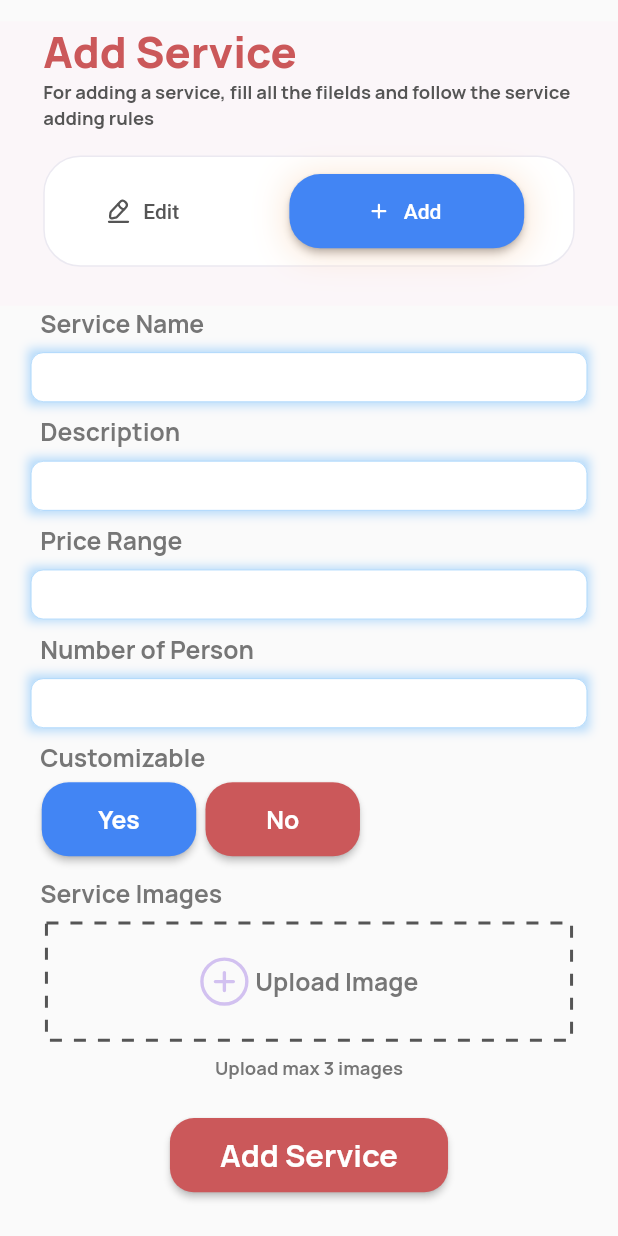
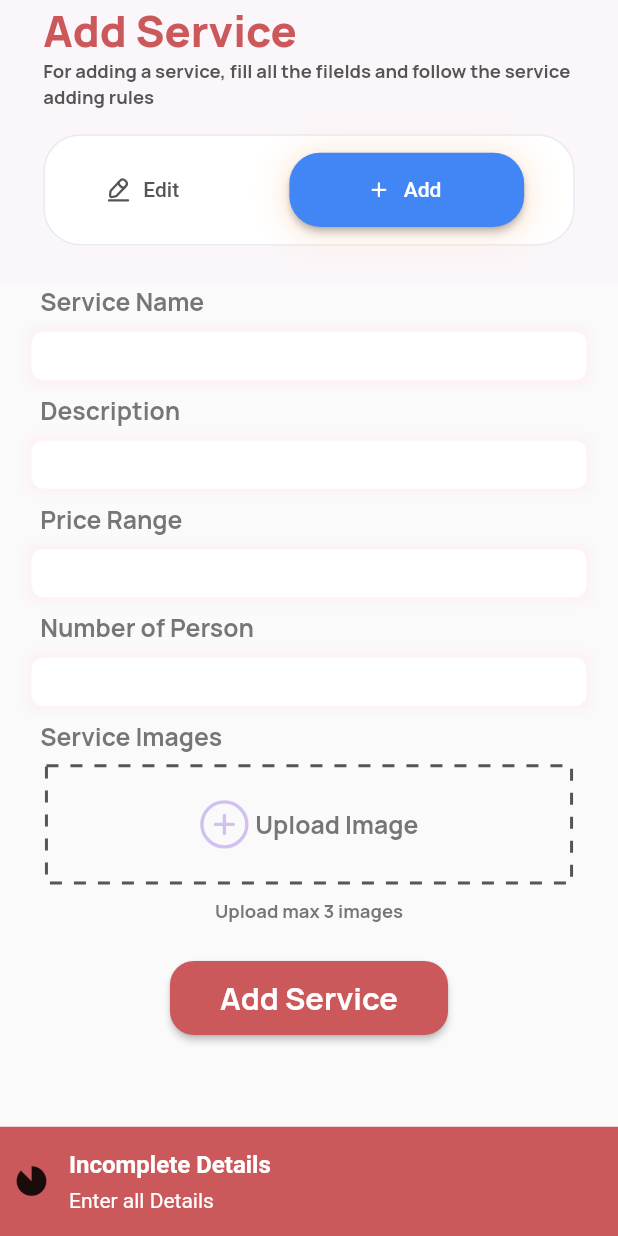
Before and after one commit to Aliza02/E-Vent-Vendor, a Flutter app: the AddService screen opened directly, after a tap on "Add", after a tap on "Add Service", on a phone screen of 412 x 824 dp. Run offline on Flutter 3.47's test engine with Material 2 defaults, Android fonts, the phone set to English and light mode, and no system bars; drawn by our look-alikes of dotted_border; our stand-ins replace cloud_firestore, email_validator, firebase_auth, firebase_core, firebase_storage, fl_chart and 8 more; missing offline and left inert: flutter_month_picker, otp; accounts and stored records are empty.

Commit message:
googlesignin and add service backend complete

```diff
--- a/lib/controller/pagecontroller.dart
+++ b/lib/controller/pagecontroller.dart
@@ -1,4 +1,5 @@
 import 'dart:io';
+import 'package:flutter/material.dart';
 import 'package:get/get.dart';
 
 class testController extends GetxController {
@@ -30,4 +31,11 @@ class testController extends GetxController {
   Rxn<DateTime> selectedDate = Rxn<DateTime>();
   List datesInCurrentMonth = <DateTime>[].obs;
   RxInt daysInMonth = 0.obs;
+
+//add service
+  RxBool uploading = false.obs;
+  final TextEditingController serviceName = TextEditingController();
+  final TextEditingController serviceDescription = TextEditingController();
+  final TextEditingController priceRange = TextEditingController();
+  final TextEditingController noOfPerson = TextEditingController();
 }
--- a/lib/controller/signupController.dart
+++ b/lib/controller/signupController.dart
@@ -17,5 +17,6 @@ class signUpController extends GetxController {
   final TextEditingController phoneController = TextEditingController();
   final TextEditingController otpController = TextEditingController();
 
+  RxBool NewUser = true.obs;
   User? user;
 }
--- a/lib/main.dart
+++ b/lib/main.dart
@@ -138,7 +138,7 @@ class MyApp extends StatelessWidget {
           ? '/onboard'
           : isLoggedin == true
               ? '/drawer'
-              : '/login',
+              : '/signup',
     );
   }
 }
--- a/lib/screens/AddService/addService.dart
+++ b/lib/screens/AddService/addService.dart
@@ -1,6 +1,8 @@
 import 'dart:io';
 import 'package:dotted_border/dotted_border.dart';
+import 'package:eventually_vendor/firebaseMethods/addService.dart';
 import 'package:eventually_vendor/widget/AddEditServices/serviceHeader.dart';
+import 'package:firebase_storage/firebase_storage.dart';
 import 'package:flutter/material.dart';
 import 'package:flutter_slidable/flutter_slidable.dart';
 import 'package:flutter_svg/svg.dart';
@@ -30,10 +32,11 @@ class AddService extends StatefulWidget {
 
 class _AddServiceState extends State<AddService> {
   final pagecontroller = Get.put(testController());
+
   // Rxint imageIndex = 0.obs;
   int imgindex = 0;
   File? _image;
-  List<File> selectedImage = [];
+
   // This is the image picker
   final _picker = ImagePicker();
 
@@ -43,43 +46,84 @@ class _AddServiceState extends State<AddService> {
         await _picker.pickImage(source: ImageSource.gallery);
 
     if (pickedImage != null) {
-      print(selectedImage.length);
       setState(() {
         _image = File(pickedImage.path);
         pagecontroller.selectedImage.add(_image!);
+
+        // print(pagecontroller.imageIndex.value);
+      });
+      print('image picker');
+      uploadImage(pagecontroller.imageIndex.value);
       pagecontroller.imageIndex.value++;
-        print('index');
-        print(pagecontroller.imageIndex.value);
-        // imageIndex++;
-      });
     }
   }
 
-  // widget to display selected images
-  // Container buildImage(BuildContext context, int index) {
-  //   return Container(
-  //     decoration: BoxDecoration(
-  //       borderRadius: BorderRadius.circular(Get.width * 0.02),
-  //       boxShadow: [
-  //         BoxShadow(
-  //           color: AppColors.pink.withOpacity(0.5),
-  //           spreadRadius: 0.1,
-  //           blurRadius: 10.0,
-  //         ),
-  //       ],
-  //     ),
-  //     margin: EdgeInsets.symmetric(horizontal: Get.width * 0.01),
-  //     width: Get.width * 0.25,
-  //     height: Get.height * 0.13,
-  //     child: ClipRRect(
-  //       borderRadius: BorderRadius.circular(Get.width * 0.02),
-  //       child: Image.file(
-  //         selectedImage[index],
-  //         fit: BoxFit.cover,
-  //       ),
-  //     ),
-  //   );
-  // }
+  List<String> imageURL = [];
+  // String imageURl = '';
+  int imageIndex = 0;
+  void uploadImage(int index) async {
+    String imageLink;
+    String uniqueFileName = DateTime.now().millisecondsSinceEpoch.toString();
+    Reference referenceBoot = FirebaseStorage.instance.ref();
+    Reference referenceDirImages =
+        referenceBoot.child(auth.currentUser!.uid.toString());
+    Reference referenceImageToUpload = referenceDirImages.child(uniqueFileName);
+    try {
+      if (pagecontroller.selectedImage.isNotEmpty) {
+        pagecontroller.uploading.value = true;
+        print('upload func');
+        await referenceImageToUpload
+            .putFile(File(pagecontroller.selectedImage[index].path));
+
+        imageLink = await referenceImageToUpload.getDownloadURL();
+        print(imageLink);
+        imageURL.add(imageLink);
+        pagecontroller.uploading.value = false;
+
+        print('upload func');
+      }
+    } catch (error) {
+      print(error);
+    }
+  }
+
+  void validateAddService() {
+    if (pagecontroller.serviceName.text.isEmpty ||
+        pagecontroller.serviceDescription.text.isEmpty ||
+        pagecontroller.priceRange.text.isEmpty ||
+        pagecontroller.noOfPerson.text.isEmpty) {
+      Get.showSnackbar(
+        const GetSnackBar(
+          title: 'Incomplete Details',
+          message: 'Enter all Details',
+          backgroundColor: AppColors.pink,
+          duration: Duration(seconds: 2),
+          icon: Icon(Icons.incomplete_circle_rounded),
+        ),
+      );
+
+      //
+    } else if (imageURL.length < 3) {
+      Get.showSnackbar(
+        const GetSnackBar(
+          title: 'Upload Images',
+          message: 'Select 3 Images',
+          backgroundColor: AppColors.pink,
+          duration: Duration(seconds: 2),
+          icon: Icon(Icons.incomplete_circle_rounded),
+        ),
+      );
+    } else {
+      addServices(
+          serviceName: pagecontroller.serviceName.text,
+          serviceDescription: pagecontroller.serviceDescription.text,
+          princeRange: pagecontroller.priceRange.text,
+          noOfPerson: pagecontroller.noOfPerson.text,
+          image1URL: imageURL[0],
+          image2URL: imageURL[1],
+          image3URL: imageURL[2]);
+    }
+  }
 
 // add service section
   Widget addService(context) {
@@ -87,41 +131,22 @@ class _AddServiceState extends State<AddService> {
       () => Column(
         children: [
           const Label(title: 'Service Name'),
-          const textFormField(),
+          textFormField(
+              textController: pagecontroller.serviceName,
+              inputtype: TextInputType.text),
           const Label(title: 'Description'),
-          const textFormField(),
+          textFormField(
+            textController: pagecontroller.serviceDescription,
+            inputtype: TextInputType.text,
+          ),
           const Label(title: 'Price Range'),
-          const textFormField(),
+          textFormField(
+              textController: pagecontroller.priceRange,
+              inputtype: TextInputType.text),
           const Label(title: 'Number of Person'),
-          const textFormField(),
-          const Label(title: 'Customizable'),
-          Container(
-            margin: EdgeInsets.only(left: Get.width * 0.06),
-            child: Row(
-              children: [
-                // customized button "YES"
-                Button(
-                  label: 'Yes',
-                  width: Get.width * 0.25,
-                  height: Get.height * 0.06,
-                  buttonColor: AppColors.blue,
-                  fontSize: Get.width * 0.04,
-                  borderRadius: 18.0,
-                ),
-
-                // customized button "NO"
-                Button(
-                  label: 'No',
-                  width: Get.width * 0.25,
-                  height: Get.height * 0.06,
-                  buttonColor: AppColors.pink,
-                  fontSize: Get.width * 0.04,
-                  borderRadius: 18.0,
-                ),
-              ],
-            ),
-          ),
-          SizedBox(height: Get.height * 0.01),
+          textFormField(
+              textController: pagecontroller.noOfPerson,
+              inputtype: TextInputType.number),
           const Label(title: 'Service Images'),
           SizedBox(height: Get.height * 0.01),
           Container(
@@ -147,9 +172,13 @@ class _AddServiceState extends State<AddService> {
                         child: Column(
                           crossAxisAlignment: CrossAxisAlignment.center,
                           children: [
-                            InkWell(
+                            pagecontroller.uploading.value == true
+                                ? CircularProgressIndicator()
+                                : InkWell(
                                     onTap: () {
                                       _openImagePicker();
+                                      // print(imageIndex);
+                                      // imageIndex++;
                                     },
                                     child: DottedBorder(
                                       // add image box
@@ -157,21 +186,25 @@ class _AddServiceState extends State<AddService> {
                                       strokeWidth: 2,
                                       dashPattern: const [8, 8],
                                       child: SizedBox(
-                                  width: pagecontroller.imageIndex.value > 0
+                                        width:
+                                            pagecontroller.imageIndex.value > 0
                                                 ? Get.width * 0.3
                                                 : Get.width * 0.84,
                                         height: Get.height * 0.09,
                                         child: Row(
-                                    mainAxisAlignment: MainAxisAlignment.center,
+                                          mainAxisAlignment:
+                                              MainAxisAlignment.center,
                                           children: [
                                             SvgPicture.asset(
                                               AppIcons.addImage,
-                                        height:
-                                            pagecontroller.imageIndex.value > 0
+                                              height: pagecontroller
+                                                          .imageIndex.value >
+                                                      0
                                                   ? Get.height * 0.03
                                                   : Get.height * 0.04,
-                                        width:
-                                            pagecontroller.imageIndex.value > 0
+                                              width: pagecontroller
+                                                          .imageIndex.value >
+                                                      0
                                                   ? Get.width * 0.03
                                                   : Get.width * 0.08,
                                             ),
@@ -181,11 +214,13 @@ class _AddServiceState extends State<AddService> {
                                                     title: 'Add More',
                                                     fontSize: Get.width * 0.04,
                                                     fontWeight: AppFonts.bold,
-                                              fontFamily: AppFonts.manrope)
+                                                    fontFamily:
+                                                        AppFonts.manrope)
                                                 : addImageBoxLabels(
                                                     title: 'Upload Image',
                                                     fontSize: Get.width * 0.04,
-                                              fontFamily: AppFonts.manrope,
+                                                    fontFamily:
+                                                        AppFonts.manrope,
                                                     fontWeight: AppFonts.bold,
                                                   )
                                           ],
@@ -202,12 +237,34 @@ class _AddServiceState extends State<AddService> {
                           ],
                         ),
                       )
-                    : SizedBox(),
+                    : const SizedBox(),
               ],
             ),
           ),
           const SizedBox(height: 20.0),
-          Button(
+          pagecontroller.uploading.value == true
+              ? Container(
+                  alignment: Alignment.center,
+                  width: Get.width * 0.45,
+                  height: Get.height * 0.06,
+                  decoration: BoxDecoration(
+                    color: AppColors.grey.withOpacity(0.2),
+                    borderRadius: BorderRadius.circular(16.0),
+                  ),
+                  child: Text(
+                    'Add Service',
+                    style: TextStyle(
+                      color: AppColors.grey.withOpacity(0.1),
+                      fontSize: Get.width * 0.05,
+                      fontFamily: AppFonts.manrope,
+                      fontWeight: AppFonts.bold,
+                    ),
+                  ),
+                )
+              : Button(
+                  onPressed: () {
+                    validateAddService();
+                  },
                   label: 'Add Service',
                   width: Get.width * 0.45,
                   height: Get.height * 0.06,
@@ -333,13 +390,19 @@ class _AddServiceState extends State<AddService> {
   Widget build(BuildContext context) {
     return SafeArea(
       child: Scaffold(
+        resizeToAvoidBottomInset: false,
         body: Column(
           mainAxisAlignment: MainAxisAlignment.center,
           children: [
             service_Header(),
             Obx(
               () => pagecontroller.addServiceSelected.value
-                  ? addService(context)
+                  ? Expanded(
+                      child: SingleChildScrollView(
+                        scrollDirection: Axis.vertical,
+                        child: addService(context),
+                      ),
+                    )
                   : Expanded(
                       child: SingleChildScrollView(
                         scrollDirection: Axis.vertical,
--- a/lib/screens/drawer/menuScreen.dart
+++ b/lib/screens/drawer/menuScreen.dart
@@ -143,6 +143,7 @@ class MenuScreen extends GetView<testController> {
             Text(
               auth.currentUser!.email.toString(),
               style: TextStyle(
+                fontSize: Get.width * 0.035,
                 fontFamily: AppFonts.manrope,
                 fontWeight: AppFonts.medium,
                 color: AppColors.grey,
@@ -168,7 +169,10 @@ class MenuScreen extends GetView<testController> {
             InkWell(
               onTap: () {
                 Signout();
+                signincontroller.emailController.clear();
+                signincontroller.passwordController.clear();
                 Get.offAllNamed('/login');
+
                 // Get.back();
               },
               child: Row(
--- a/lib/screens/login.dart
+++ b/lib/screens/login.dart
@@ -56,9 +56,6 @@ class _loginState extends State<login> {
       );
     } else {
       _login();
-      // Signin(
-      //     email: signincontroller.emailController.text,
-      //     password: signincontroller.passwordController.text);
     }
   }
 
--- a/lib/widget/AddEditServices/Button.dart
+++ b/lib/widget/AddEditServices/Button.dart
@@ -3,6 +3,7 @@ import 'package:flutter/src/widgets/framework.dart';
 import 'package:flutter/src/widgets/placeholder.dart';
 
 import '../../constants/font.dart';
+import '../../firebaseMethods/addService.dart';
 
 //  button for add/edit service
 class Button extends StatelessWidget {
@@ -12,14 +13,16 @@ class Button extends StatelessWidget {
   final Color buttonColor;
   final double fontSize;
   final double borderRadius;
-  const Button(
+  Function onPressed;
+  Button(
       {super.key,
       required this.label,
       required this.width,
       required this.height,
       required this.buttonColor,
       required this.fontSize,
-      required this.borderRadius});
+      required this.borderRadius,
+      required this.onPressed});
 
   @override
   Widget build(BuildContext context) {
@@ -36,7 +39,7 @@ class Button extends StatelessWidget {
           ),
         ),
         onPressed: () {
-          // Navigator.pushNamed(context, '/editservice');
+          onPressed();
         },
         child: Text(
           label,
--- a/lib/widget/AddEditServices/serviceCardDetail.dart
+++ b/lib/widget/AddEditServices/serviceCardDetail.dart
@@ -55,6 +55,14 @@ class ServiceCardDetails extends StatelessWidget {
               ),
             ],
           ),
+
+          ServiceCardText(
+            text: 'Customized',
+            fontSize: Get.width * 0.03,
+            fontColor: AppColors.grey,
+            fontWeight: AppFonts.regular,
+            opacity: 0.8,
+          ),
         ],
       ),
     );
--- a/lib/widget/AddEditServices/textFormField.dart
+++ b/lib/widget/AddEditServices/textFormField.dart
@@ -1,10 +1,13 @@
 import 'package:flutter/material.dart';
 import 'package:get/get.dart';
-
 import '../../constants/colors.dart';
 
 class textFormField extends StatelessWidget {
-  const textFormField({super.key});
+  textFormField(
+      {super.key, required this.textController, required this.inputtype});
+
+  TextEditingController textController = TextEditingController();
+  TextInputType inputtype;
 
   @override
   Widget build(BuildContext context) {
@@ -15,27 +18,30 @@ class textFormField extends StatelessWidget {
       decoration: BoxDecoration(
         boxShadow: [
           BoxShadow(
-            color: AppColors.lightblue.withOpacity(0.5),
+            color: AppColors.appBar.withOpacity(0.5),
             blurRadius: 5.0,
             spreadRadius: 2,
           ),
         ],
       ),
       child: TextFormField(
+        controller: textController,
+        keyboardType: inputtype,
+        cursorColor: AppColors.pink,
         decoration: InputDecoration(
           fillColor: Colors.white,
           filled: true,
           focusedBorder: OutlineInputBorder(
             borderRadius: BorderRadius.circular(Get.width * 0.02),
             borderSide: const BorderSide(
-              color: AppColors.lightblue,
+              color: AppColors.appBar,
               width: 0.3,
             ),
           ),
           enabledBorder: OutlineInputBorder(
             borderRadius: BorderRadius.circular(Get.width * 0.02),
             borderSide: const BorderSide(
-              color: AppColors.lightblue,
+              color: AppColors.appBar,
               width: 0.3,
             ),
           ),
```
Also changed, not shown: lib/firebaseMethods/addService.dart (added, +24 -0 lines), lib/firebaseMethods/userAuthentication.dart (+64 -30 lines), lib/screens/EditService/EditServiceForm.dart (+5 -4 lines), lib/screens/otp_verification.dart (+13 -22 lines), lib/screens/signup.dart (+8 -1 lines), lib/screens/signup_business.dart (+18 -19 lines), lib/widget/AddEditServices/buildImage.dart (+5 -5 lines), pubspec.yaml (+6 -2 lines), lib/firebase_options.dart, pubspec.lock, 2 other files. Lines whose indentation alone changed are shown as unchanged.
